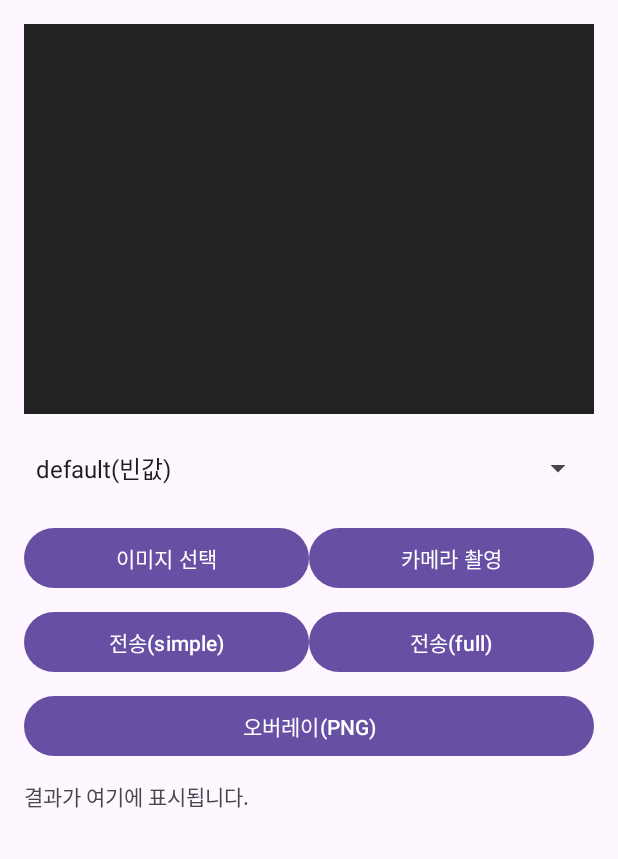
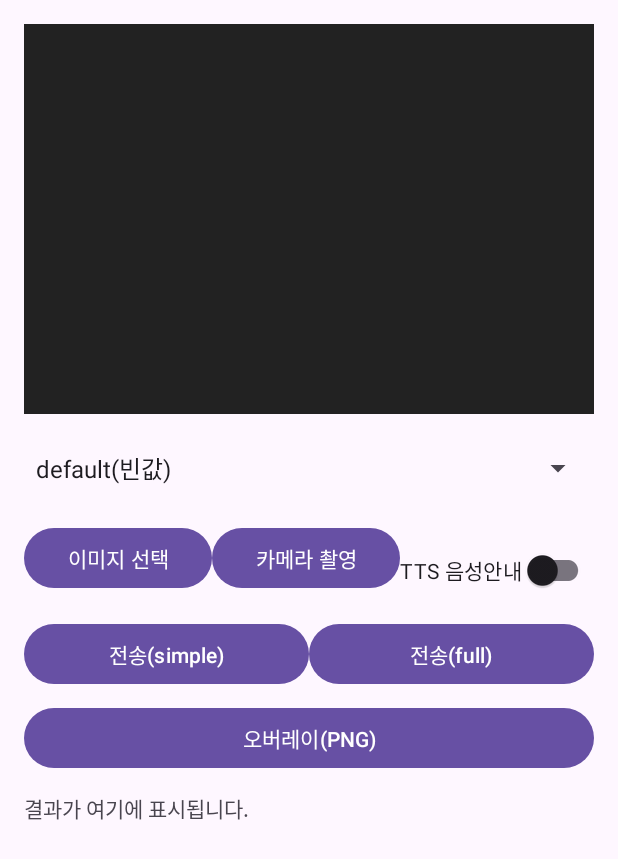
Before and after one commit to Teranovas/posecoach-app, an Android app: the screen it shows after launch (MainActivity), on a phone screen of 412 x 824 dp. Shown: the top 859 px of the screen. Run offline under Robolectric (Android 15) with nearby library versions, the phone set to English and light mode, and no system bars; pictures from the network do not load.

Commit message:
음성안내 switch 추가

```diff
--- a/app/src/main/res/layout/activity_main.xml
+++ b/app/src/main/res/layout/activity_main.xml
@@ -38,6 +38,14 @@
             android:layout_height="wrap_content"
             android:layout_weight="1"
             android:text="카메라 촬영"/>
+
+        <androidx.appcompat.widget.SwitchCompat
+            android:id="@+id/switchTts"
+            android:layout_width="wrap_content"
+            android:layout_height="wrap_content"
+            android:text="TTS 음성안내"
+            android:checked="false"
+            android:layout_marginTop="8dp"/>
     </LinearLayout>
 
     <LinearLayout
@@ -84,4 +92,6 @@
         android:overScrollMode="never"
         android:nestedScrollingEnabled="false"
         android:layout_marginTop="8dp"/>
+
+
 </LinearLayout>
```
